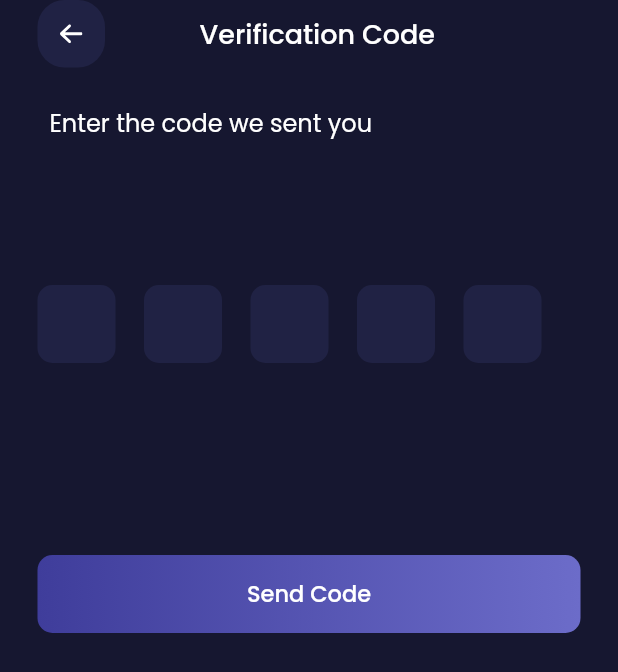
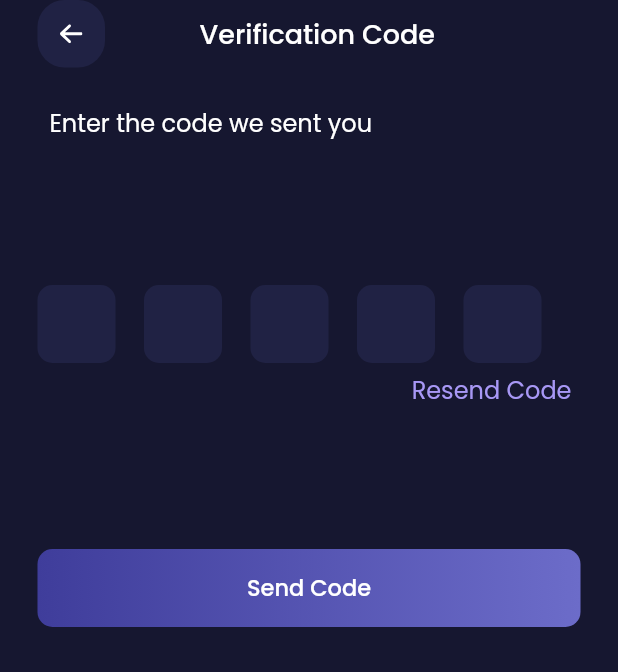
Before and after one commit to Dan-Y-Ko/Flutter-Dart-Playground, a Flutter app: the Verification screen opened by its route, on a phone screen of 412 x 824 dp. Shown: the top 672 px of the screen. Run offline on Flutter 3.47's test engine with Material 2 defaults, Android fonts, the phone set to English and light mode, and no system bars; our stand-ins replace flutter_svg, google_fonts.

Commit message:
finish verification screen

```diff
--- a/flutter/ui/banking_app_ui/lib/module/auth/screens/verification.dart
+++ b/flutter/ui/banking_app_ui/lib/module/auth/screens/verification.dart
@@ -44,7 +44,21 @@ class Verification extends StatelessWidget {
                 ),
                 VerificationInput(),
                 SizedBox(
-                  height: 128,
+                  height: 6.0,
+                ),
+                Padding(
+                  padding: const EdgeInsets.only(right: 6.0),
+                  child: Text(
+                    'Resend Code',
+                    textAlign: TextAlign.right,
+                    style: TextStyle(
+                        color: AppTheme().secondaryText,
+                        fontWeight: AppTheme().fontWeights[1],
+                        fontSize: AppTheme().fontSizes[7]),
+                  ),
+                ),
+                SizedBox(
+                  height: 94.0,
                 ),
                 GradientButton(
                   text: 'Send Code',
```
Also changed, not shown: flutter/ui/banking_app_ui/lib/core/widgets/verification-input.dart (+0 -32 lines).
